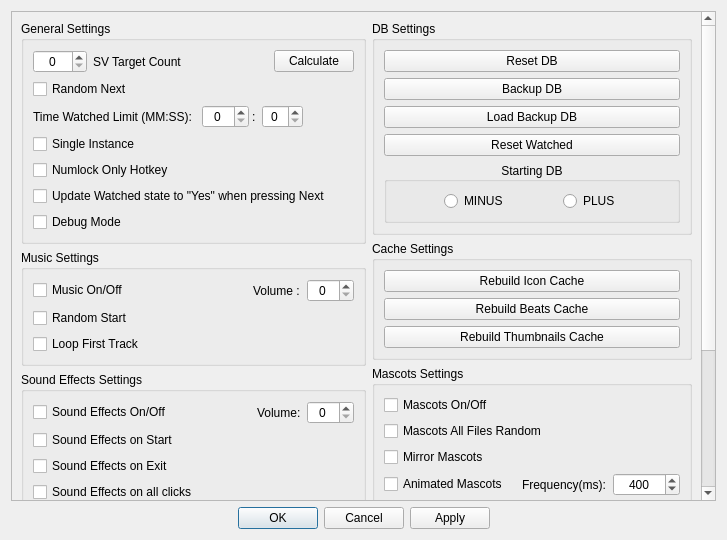
Old version of the form MediaManager/src/QtClasses/UI/Form Files/SettingsDialog.ui in the repository PaunescuAndrei/MediaManager.
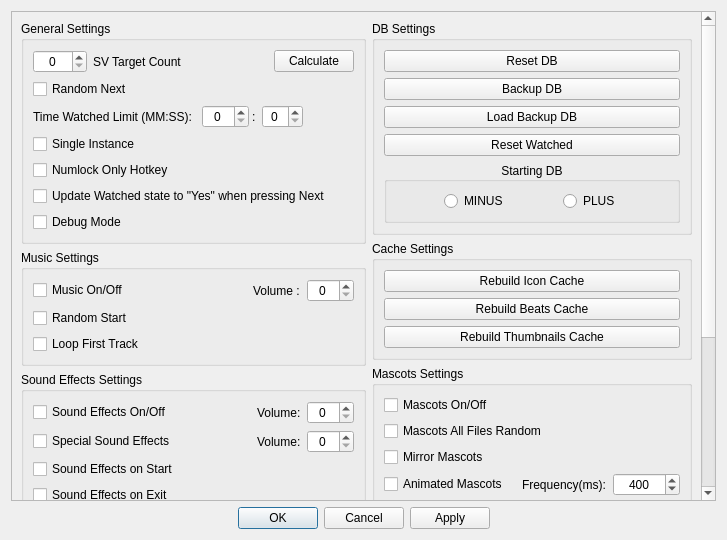
New version of the form. Custom widgets are drawn as their Qt base class.

Commit message: added special sound effects on window activation

What changed in the file:
```diff
--- a/MediaManager/src/QtClasses/UI/Form Files/SettingsDialog.ui
+++ b/MediaManager/src/QtClasses/UI/Form Files/SettingsDialog.ui
@@ -29,9 +29,9 @@
       <property name="geometry">
        <rect>
         <x>0</x>
-        <y>0</y>
-        <width>693</width>
-        <height>747</height>
+        <y>-206</y>
+        <width>690</width>
+        <height>697</height>
        </rect>
       </property>
       <layout class="QHBoxLayout" name="horizontalLayout_8">
@@ -377,6 +377,64 @@
               </layout>
              </widget>
             </item>
+            <item>
+             <widget class="QWidget" name="specialSoundEffectsBox" native="true">
+              <layout class="QHBoxLayout" name="horizontalLayout_13">
+               <property name="leftMargin">
+                <number>0</number>
+               </property>
+               <property name="topMargin">
+                <number>0</number>
+               </property>
+               <property name="rightMargin">
+                <number>0</number>
+               </property>
+               <property name="bottomMargin">
+                <number>0</number>
+               </property>
+               <item>
+                <widget class="QCheckBox" name="specialSoundEffectsOnOff">
+                 <property name="text">
+                  <string>Special Sound Effects</string>
+                 </property>
+                </widget>
+               </item>
+               <item>
+                <spacer name="horizontalSpacer_13">
+                 <property name="orientation">
+                  <enum>Qt::Orientation::Horizontal</enum>
+                 </property>
+                 <property name="sizeHint" stdset="0">
+                  <size>
+                   <width>40</width>
+                   <height>20</height>
+                  </size>
+                 </property>
+                </spacer>
+               </item>
+               <item>
+                <widget class="QLabel" name="label_9">
+                 <property name="text">
+                  <string>Volume:</string>
+                 </property>
+                </widget>
+               </item>
+               <item>
+                <widget class="QSpinBox" name="specialSoundEffectsVolume">
+                 <property name="focusPolicy">
+                  <enum>Qt::FocusPolicy::StrongFocus</enum>
+                 </property>
+                 <property name="alignment">
+                  <set>Qt::AlignmentFlag::AlignCenter</set>
+                 </property>
+                 <property name="maximum">
+                  <number>100</number>
+                 </property>
+                </widget>
+               </item>
+              </layout>
+             </widget>
+            </item>
             <item>
              <widget class="QCheckBox" name="soundEffectsStart">
               <property name="text">
```
The commit also changes 11 other files.
